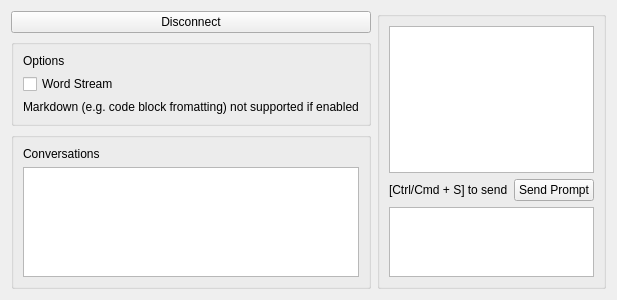
Qt form OllamaGui/src/ui/chat.ui (akamlah/ollama-gui) before a commit.
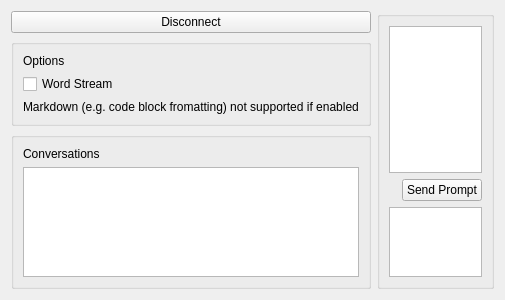
The same form after that commit.

Commit message: corrected scrollbar ans send label behaviour in chat

What changed in the file:
```diff
--- a/OllamaGui/src/ui/chat.ui
+++ b/OllamaGui/src/ui/chat.ui
@@ -150,7 +150,7 @@
                                     <item>
                                         <widget class="QLabel" name="ShortctuLabel">
                                             <property name="text">
-                                                <string>[Ctrl/Cmd + S] to send</string>
+                                                <string></string>
                                             </property>
                                         </widget>
                                     </item>
```
The commit also changes 4 other files.
